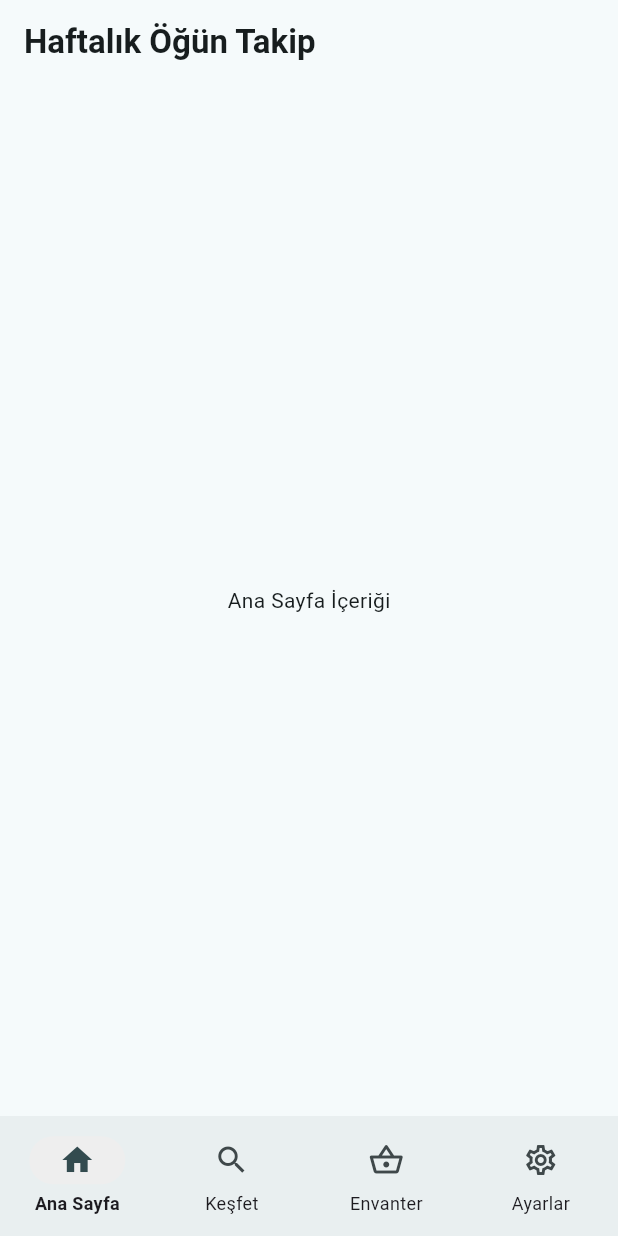
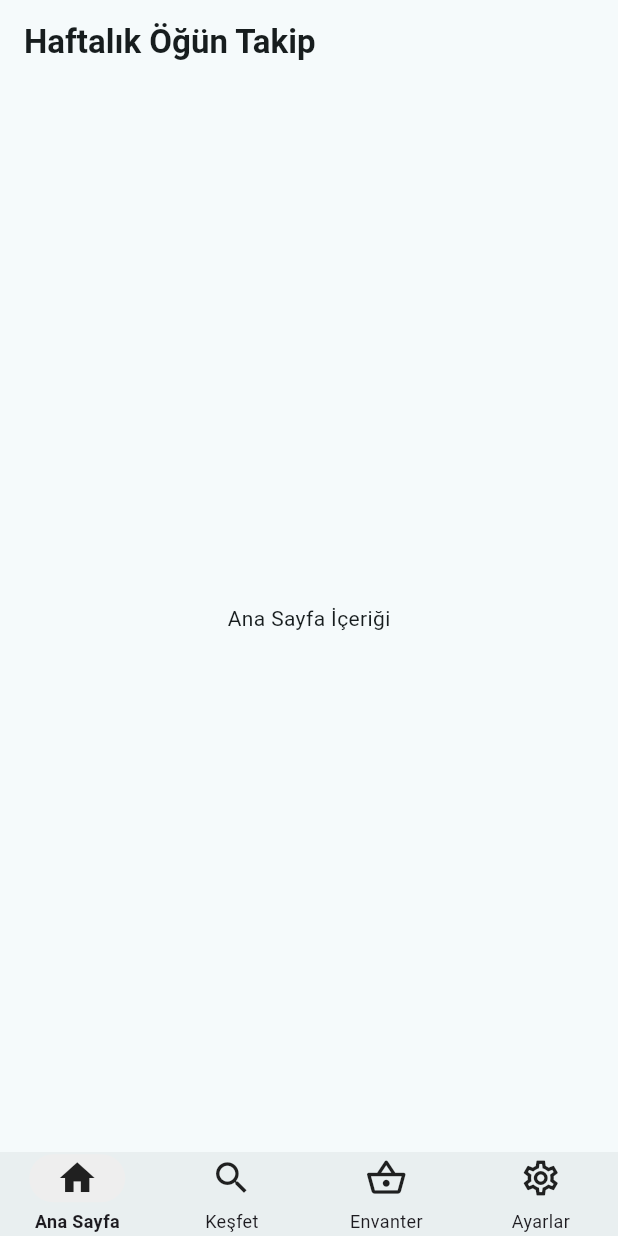
Before and after one commit to bimgeek/haftalik_ogun_planlama, a Flutter app: the screen it shows after launch, on a phone screen of 412 x 824 dp. Run offline on Flutter 3.47's test engine with Material 3 defaults, Android fonts, the phone set to English and light mode, and no system bars.

Commit message:
Add devtools options configuration, update launch settings, and enhance UI elements
- Created a new `devtools_options.yaml` file to store settings for Dart & Flutter DevTools.
- Updated `.vscode/launch.json` to include `flutterMode` for the launch configuration.
- Enhanced UI in `main.dart` by adjusting icon themes and navigation destination properties for better visibility and consistency.

```diff
--- /dev/null
+++ b/devtools_options.yaml
@@ -0,0 +1,3 @@
+description: This file stores settings for Dart & Flutter DevTools.
+documentation: https://docs.flutter.dev/tools/devtools/extensions#configure-extension-enablement-states
+extensions:
--- a/lib/main.dart
+++ b/lib/main.dart
@@ -44,6 +44,11 @@
             }
             return const TextStyle(fontSize: 12);
           }),
+          iconTheme: WidgetStateProperty.resolveWith((states) {
+            return const IconThemeData(size: 28);
+          }),
+          labelBehavior: NavigationDestinationLabelBehavior.alwaysShow,
+          height: 60,
         ),
         appBarTheme: const AppBarTheme(
           backgroundColor: Colors.transparent,
@@ -67,6 +72,11 @@
             }
             return const TextStyle(fontSize: 12);
           }),
+          iconTheme: WidgetStateProperty.resolveWith((states) {
+            return const IconThemeData(size: 28);
+          }),
+          labelBehavior: NavigationDestinationLabelBehavior.alwaysShow,
+          height: 60,
         ),
         appBarTheme: const AppBarTheme(
           backgroundColor: Colors.transparent,
@@ -109,7 +119,7 @@
           });
         },
         labelBehavior: NavigationDestinationLabelBehavior.alwaysShow,
-        height: 80,
+        height: 56,
         elevation: 0,
         destinations: const [
           NavigationDestination(
```
